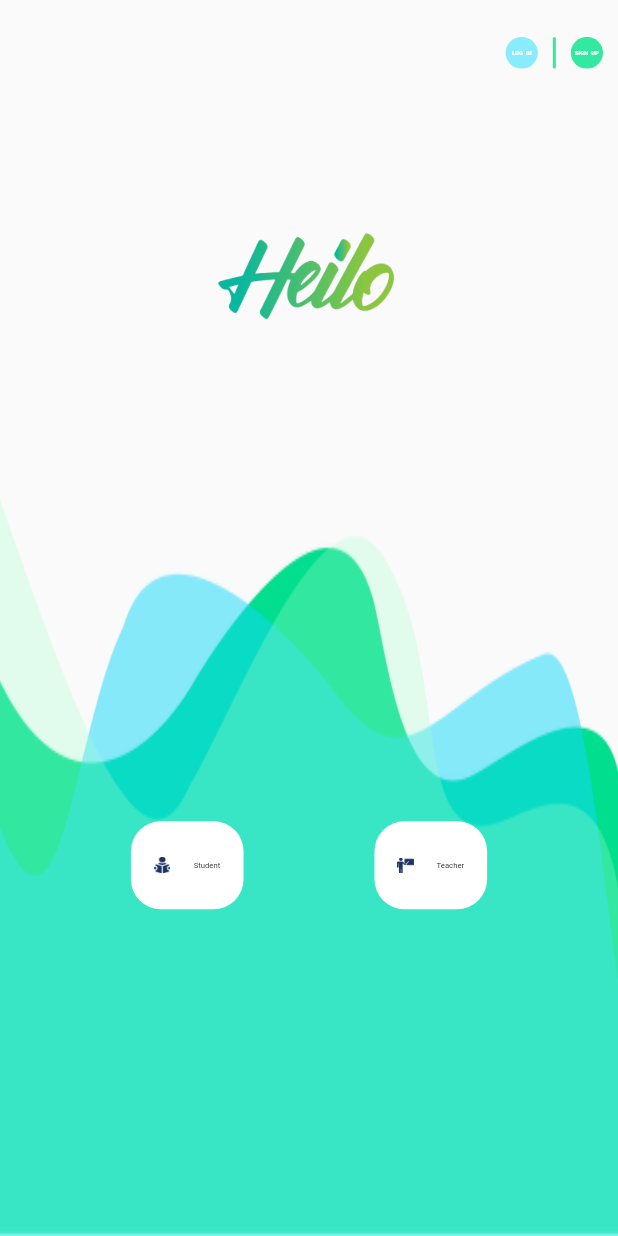
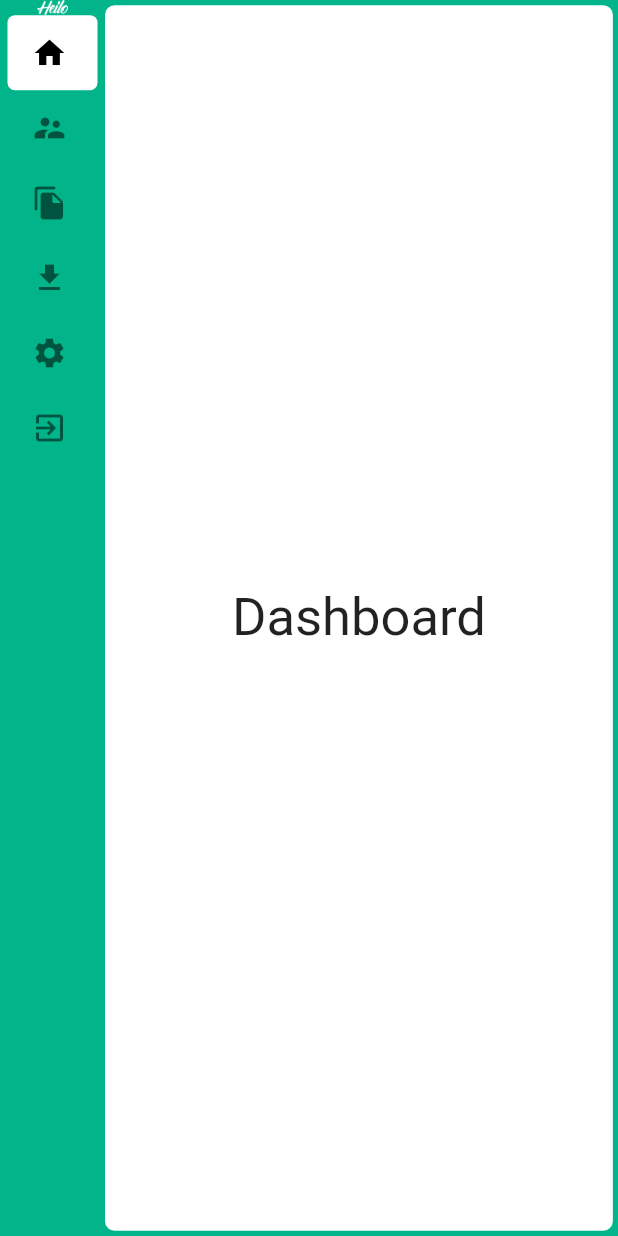
Before and after one commit to AliahmadRaza401/Heilo-Web-Application-Flutter, a Flutter app: the screen it shows after launch, on a phone screen of 412 x 824 dp. Run offline on Flutter 3.47's test engine with Material 2 defaults, Android fonts, the phone set to English and light mode, and no system bars; drawn by our look-alikes of easy_sidemenu; our stand-ins replace flutter_screenutil, responsive_builder; Roboto replaces fonts that are missing (Poppins); statements that could not run were skipped.

Commit message:
Hassan ~ Side Dashboard

```diff
--- a/lib/main.dart
+++ b/lib/main.dart
@@ -1,6 +1,7 @@
 import 'package:flutter/material.dart';
 import 'package:flutter_screenutil/flutter_screenutil.dart';
 import 'package:heilo/screens/authentication/Intro/intro.dart';
+import 'package:heilo/screens/student%20profile/student_profile.dart';
 
 void main() {
   runApp(const MyApp());
@@ -32,7 +33,8 @@ class MyApp extends StatelessWidget {
               child: widget!,
             );
           },
-          home: const Intro(),
+          // home: const Intro(),
+          home: const StudentProfile(),
         );
       },
     );
--- /dev/null
+++ b/lib/screens/student profile/student_profile.dart
@@ -0,0 +1,221 @@
+import 'package:easy_sidemenu/easy_sidemenu.dart';
+import 'package:flutter/material.dart';
+import 'package:flutter_screenutil/flutter_screenutil.dart';
+import 'package:heilo/utils/config.dart';
+import 'package:heilo/utils/dynamic_sizes.dart';
+import 'package:heilo/widgets/text_widget.dart';
+
+class StudentProfile extends StatefulWidget {
+  const StudentProfile({Key? key}) : super(key: key);
+
+  @override
+  State<StudentProfile> createState() => _StudentProfileState();
+}
+
+class _StudentProfileState extends State<StudentProfile> {
+  @override
+  Widget build(BuildContext context) {
+    PageController page = PageController();
+    return Scaffold(
+      backgroundColor: AppColors.greenDark,
+      body: Row(
+        mainAxisAlignment: MainAxisAlignment.start,
+        children: [
+          SideMenu(
+            controller: page,
+            style: SideMenuStyle(
+              openSideMenuWidth: 240.w,
+              displayMode: SideMenuDisplayMode.auto,
+              hoverColor: AppColors.customWhite,
+              selectedColor: AppColors.customWhite,
+              selectedTitleTextStyle:
+                  const TextStyle(color: AppColors.customBlack),
+              selectedIconColor: AppColors.customBlack,
+              // decoration: BoxDecoration(
+              //   borderRadius: BorderRadius.all(Radius.circular(10)),
+              // ),
+              // backgroundColor: Colors.blueGrey[700]
+            ),
+            title: Column(
+              children: [
+                ConstrainedBox(
+                  constraints: BoxConstraints(
+                    maxHeight: 46.h,
+                    maxWidth: 96.w,
+                  ),
+                  child: Image.asset(
+                    'assets/png/logoWhite.png',
+                  ),
+                ),
+              ],
+            ),
+            footer: Row(
+              mainAxisAlignment: MainAxisAlignment.center,
+              children: [
+                Container(
+                  width: 68.w,
+                  height: 98.h,
+                  decoration: BoxDecoration(
+                    color: AppColors.customWhite,
+                    borderRadius: BorderRadius.only(
+                      topLeft: Radius.circular(50.r),
+                      topRight: Radius.circular(50.r),
+                    ),
+                  ),
+                  child: const Icon(
+                    Icons.logout,
+                    color: AppColors.greenDark,
+                  ),
+                ),
+                AppSizes.widthBox(context, .006),
+                text(
+                  context,
+                  "Log Out",
+                  16.sp,
+                  AppColors.customWhite,
+                  bold: true,
+                ),
+              ],
+            ),
+            items: [
+              SideMenuItem(
+                priority: 0,
+                title: 'On Demand',
+                onTap: () {
+                  page.jumpToPage(0);
+                },
+                icon: Icon(Icons.home),
+                badgeContent: Text(
+                  '3',
+                  style: TextStyle(color: AppColors.customWhite),
+                ),
+              ),
+              SideMenuItem(
+                priority: 1,
+                title: 'Quiz',
+                onTap: () {
+                  page.jumpToPage(1);
+                },
+                icon: Icon(Icons.supervisor_account),
+              ),
+              SideMenuItem(
+                priority: 2,
+                title: 'DashBoard',
+                onTap: () {
+                  page.jumpToPage(2);
+                },
+                icon: Icon(Icons.file_copy_rounded),
+              ),
+              SideMenuItem(
+                priority: 3,
+                title: 'Profile',
+                onTap: () {
+                  page.jumpToPage(3);
+                },
+                icon: Icon(Icons.download),
+              ),
+              SideMenuItem(
+                priority: 4,
+                title: 'Edit Profile',
+                onTap: () {
+                  page.jumpToPage(4);
+                },
+                icon: Icon(Icons.settings),
+              ),
+              SideMenuItem(
+                priority: 5,
+                title: 'Inbox',
+                onTap: () {
+                  page.jumpToPage(5);
+                },
+                icon: Icon(Icons.exit_to_app),
+              ),
+            ],
+          ),
+          Expanded(
+            child: Padding(
+              padding: EdgeInsets.fromLTRB(0.0, 16.r, 16.r, 16.r),
+              child: PageView(
+                controller: page,
+                children: [
+                  Container(
+                    decoration: BoxDecoration(
+                      color: AppColors.customWhite,
+                      borderRadius: BorderRadius.circular(30.r),
+                    ),
+                    child: const Center(
+                      child: Text(
+                        'Dashboard',
+                        style: TextStyle(fontSize: 35),
+                      ),
+                    ),
+                  ),
+                  Container(
+                    decoration: BoxDecoration(
+                      color: AppColors.customWhite,
+                      borderRadius: BorderRadius.circular(30.r),
+                    ),
+                    child: const Center(
+                      child: Text(
+                        'Dashboard1',
+                        style: TextStyle(fontSize: 35),
+                      ),
+                    ),
+                  ),
+                  Container(
+                    decoration: BoxDecoration(
+                      color: AppColors.customWhite,
+                      borderRadius: BorderRadius.circular(30.r),
+                    ),
+                    child: const Center(
+                      child: Text(
+                        'Dashboard2',
+                        style: TextStyle(fontSize: 35),
+                      ),
+                    ),
+                  ),
+                  Container(
+                    decoration: BoxDecoration(
+                      color: AppColors.customWhite,
+                      borderRadius: BorderRadius.circular(30.r),
+                    ),
+                    child: const Center(
+                      child: Text(
+                        'Dashboard3',
+                        style: TextStyle(fontSize: 35),
+                      ),
+                    ),
+                  ),
+                  Container(
+                    decoration: BoxDecoration(
+                      color: AppColors.customWhite,
+                      borderRadius: BorderRadius.circular(30.r),
+                    ),
+                    child: const Center(
+                      child: Text(
+                        'Dashboard4',
+                        style: TextStyle(fontSize: 35),
+                      ),
+                    ),
+                  ),
+                  Container(
+                    decoration: BoxDecoration(
+                      color: AppColors.customWhite,
+                      borderRadius: BorderRadius.circular(30.r),
+                    ),
+                    child: const Center(
+                      child: Text(
+                        'Dashboard5',
+                        style: TextStyle(fontSize: 35),
+                      ),
+                    ),
+                  ),
+                ],
+              ),
+            ),
+          ),
+        ],
+      ),
+    );
+  }
+}
--- a/lib/utils/config.dart
+++ b/lib/utils/config.dart
@@ -1,7 +1,7 @@
 import 'package:flutter/material.dart';
 
 class AppColors {
-    static const blue = Color(0xff89ECFD);
+  static const blue = Color(0xff89ECFD);
   static const green = Color(0xff33E8A1);
   static const greenDark = Color(0xff01B489);
 
--- a/pubspec.yaml
+++ b/pubspec.yaml
@@ -36,6 +36,7 @@ dependencies:
   cupertino_icons: ^1.0.2
   responsive_builder: ^0.4.2
   flutter_screenutil: ^5.4.0
+  easy_sidemenu: ^0.2.1
 
 dev_dependencies:
   flutter_test:
```
Also changed, not shown: pubspec.lock.
